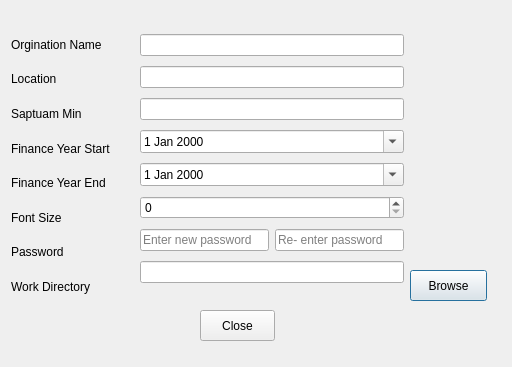
The window that DLG/csettingdlg.ui (hlunguite/saptuamDataQT) describes before a commit, drawn with Qt 5.
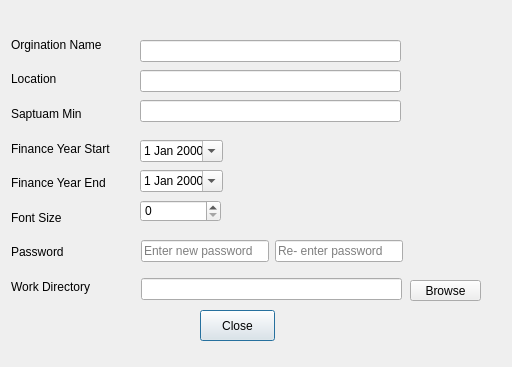
The same window after the commit.

Commit message: modify buttion and other locations

The edit to the form file:
```diff
--- a/DLG/csettingdlg.ui
+++ b/DLG/csettingdlg.ui
@@ -17,9 +17,9 @@
    <property name="geometry">
     <rect>
      <x>410</x>
-     <y>270</y>
-     <width>77</width>
-     <height>31</height>
+     <y>280</y>
+     <width>71</width>
+     <height>21</height>
     </rect>
    </property>
    <property name="text">
@@ -38,6 +38,9 @@
    <property name="text">
     <string>Close</string>
    </property>
+   <property name="default">
+    <bool>true</bool>
+   </property>
   </widget>
   <widget class="QWidget" name="">
    <property name="geometry">
@@ -107,37 +110,35 @@
     </item>
    </layout>
   </widget>
-  <widget class="QWidget" name="">
+  <widget class="QLineEdit" name="m_org">
    <property name="geometry">
     <rect>
      <x>140</x>
-     <y>30</y>
-     <width>264</width>
-     <height>264</height>
+     <y>40</y>
+     <width>261</width>
+     <height>22</height>
     </rect>
    </property>
-   <layout class="QVBoxLayout" name="verticalLayout_2">
-    <item>
-     <widget class="QLineEdit" name="m_org"/>
-    </item>
-    <item>
-     <widget class="QLineEdit" name="m_location"/>
-    </item>
-    <item>
-     <widget class="QLineEdit" name="m_saptuamMin"/>
-    </item>
-    <item>
-     <widget class="QDateEdit" name="m_fyStart">
-      <property name="displayFormat">
-       <string>d MMM yyyy</string>
-      </property>
-      <property name="calendarPopup">
-       <bool>true</bool>
-      </property>
-     </widget>
-    </item>
-    <item>
+  </widget>
+  <widget class="QLineEdit" name="m_location">
+   <property name="geometry">
+    <rect>
+     <x>140</x>
+     <y>70</y>
+     <width>261</width>
+     <height>22</height>
+    </rect>
+   </property>
+  </widget>
      <widget class="QDateEdit" name="m_fyEnd">
+   <property name="geometry">
+    <rect>
+     <x>140</x>
+     <y>170</y>
+     <width>83</width>
+     <height>22</height>
+    </rect>
+   </property>
       <property name="displayFormat">
        <string>d MMM yyyy</string>
       </property>
@@ -145,11 +146,61 @@
        <bool>true</bool>
       </property>
      </widget>
-    </item>
-    <item>
-     <widget class="QSpinBox" name="m_fontSize"/>
-    </item>
-    <item>
+  <widget class="QLineEdit" name="m_saptuamMin">
+   <property name="geometry">
+    <rect>
+     <x>140</x>
+     <y>100</y>
+     <width>261</width>
+     <height>22</height>
+    </rect>
+   </property>
+  </widget>
+  <widget class="QDateEdit" name="m_fyStart">
+   <property name="geometry">
+    <rect>
+     <x>140</x>
+     <y>140</y>
+     <width>83</width>
+     <height>22</height>
+    </rect>
+   </property>
+   <property name="displayFormat">
+    <string>d MMM yyyy</string>
+   </property>
+   <property name="calendarPopup">
+    <bool>true</bool>
+   </property>
+  </widget>
+  <widget class="QSpinBox" name="m_fontSize">
+   <property name="geometry">
+    <rect>
+     <x>140</x>
+     <y>200</y>
+     <width>81</width>
+     <height>22</height>
+    </rect>
+   </property>
+  </widget>
+  <widget class="QLineEdit" name="m_cwd">
+   <property name="geometry">
+    <rect>
+     <x>141</x>
+     <y>278</y>
+     <width>261</width>
+     <height>22</height>
+    </rect>
+   </property>
+  </widget>
+  <widget class="QWidget" name="">
+   <property name="geometry">
+    <rect>
+     <x>141</x>
+     <y>231</y>
+     <width>262</width>
+     <height>41</height>
+    </rect>
+   </property>
      <layout class="QHBoxLayout" name="horizontalLayout">
       <item>
        <widget class="QLineEdit" name="m_password">
@@ -170,11 +221,6 @@
          <string>Re- enter password</string>
         </property>
        </widget>
-      </item>
-     </layout>
-    </item>
-    <item>
-     <widget class="QLineEdit" name="m_cwd"/>
     </item>
    </layout>
   </widget>
```
Left out of the diff: 2 changed lines with no effect on the pictures. Lines whose indentation alone changed are shown as unchanged. The commit also changes 6 other files.
